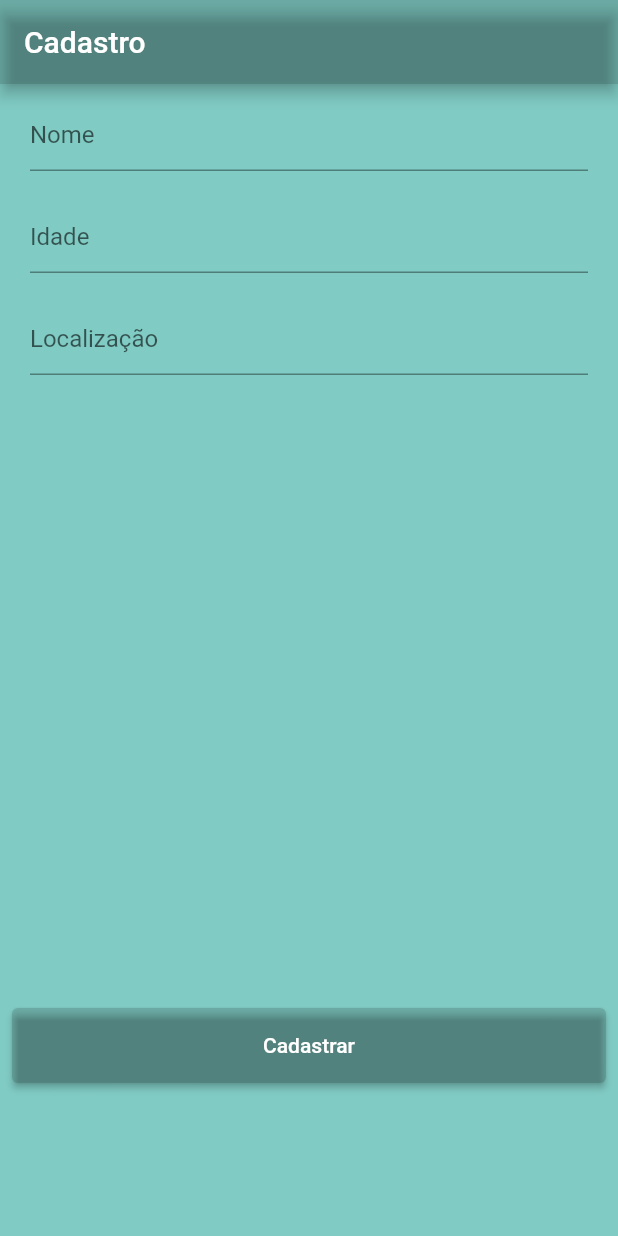
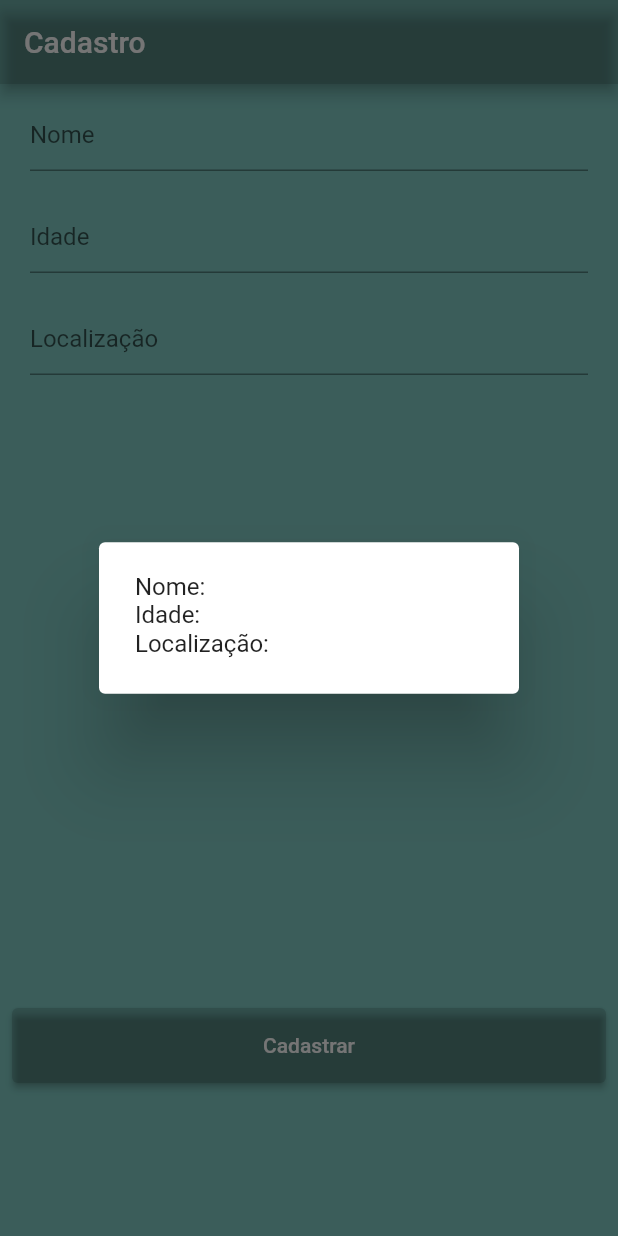
Before and after one commit to ricardotenorio/cadastro-atividade-pdm, a Flutter app: the screen it shows after launch, after a tap on "Cadastrar", on a phone screen of 412 x 824 dp. Run offline on Flutter 3.47's test engine with Material 2 defaults, Android fonts, the phone set to English and light mode, and no system bars.

Commit message:
controllers e dialog box

```diff
--- a/lib/main.dart
+++ b/lib/main.dart
@@ -24,36 +24,50 @@ class MyApp extends StatelessWidget {
   }
 }
 
-class CadastroForm extends StatelessWidget {
+class CadastroForm extends StatefulWidget {
   const CadastroForm({Key? key}) : super(key: key);
+
+  @override
+  State<CadastroForm> createState() => _CadastroFormState();
+}
+
+class _CadastroFormState extends State<CadastroForm> {
+  final nomeController = TextEditingController();
+
+  final idadeController = TextEditingController();
+
+  final localizacaoController = TextEditingController();
 
   @override
   Widget build(BuildContext context) {
     return Column(
       mainAxisAlignment: MainAxisAlignment.center,
       children: <Widget>[
-        const Padding(
-          padding: EdgeInsets.symmetric(horizontal: 20, vertical: 10),
+        Padding(
+          padding: const EdgeInsets.symmetric(horizontal: 20, vertical: 10),
           child: TextField(
-            decoration: InputDecoration(
+            controller: nomeController,
+            decoration: const InputDecoration(
               border: UnderlineInputBorder(),
               hintText: 'Nome',
             ),
           ),
         ),
-        const Padding(
-          padding: EdgeInsets.symmetric(horizontal: 20, vertical: 10),
+        Padding(
+          padding: const EdgeInsets.symmetric(horizontal: 20, vertical: 10),
           child: TextField(
-            decoration: InputDecoration(
+            controller: idadeController,
+            decoration: const InputDecoration(
               border: UnderlineInputBorder(),
               hintText: 'Idade',
             ),
           ),
         ),
-        const Padding(
-          padding: EdgeInsets.symmetric(horizontal: 20, vertical: 10),
+        Padding(
+          padding: const EdgeInsets.symmetric(horizontal: 20, vertical: 10),
           child: TextField(
-            decoration: InputDecoration(
+            controller: localizacaoController,
+            decoration: const InputDecoration(
               border: UnderlineInputBorder(),
               hintText: 'Localização',
             ),
@@ -63,7 +77,7 @@ class CadastroForm extends StatelessWidget {
           padding: EdgeInsets.fromLTRB(8, MediaQuery.of(context).size.height / 2, 8, 10),
           child:
             ElevatedButton(
-              onPressed: _cadastrar,
+              onPressed: () => _cadastrar(context),
               style: ElevatedButton.styleFrom(
                 primary: Colors.black12,
                 minimumSize: const Size.fromHeight(50)
@@ -75,5 +89,18 @@ class CadastroForm extends StatelessWidget {
     );
   }
 
-  void _cadastrar() {}
+  void _cadastrar(context) {
+    showDialog(
+      context: context,
+      builder: (context) {
+      return AlertDialog(
+        content: Text(
+          'Nome: ${nomeController.text}\n'
+          'Idade: ${idadeController.text}\n'
+          'Localização: ${localizacaoController.text}',
+        ),
+      );
+      },
+    );
+  }
 }
```
